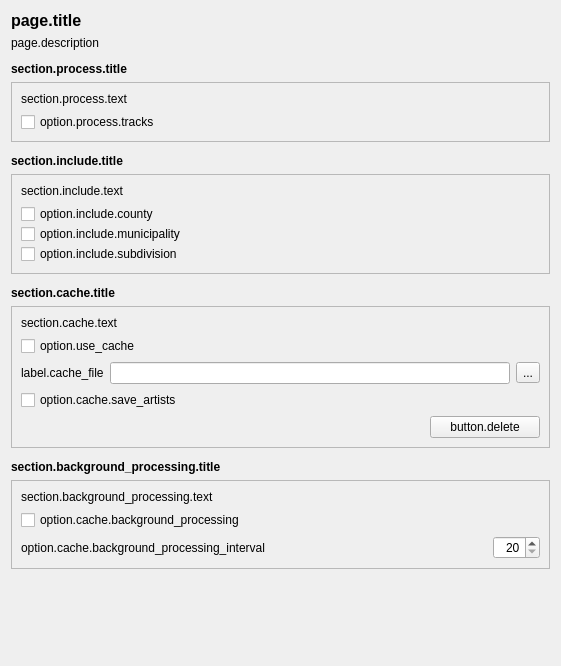
First picture: the form in options_additional_artists_details.ui, repository rdswift/picard-plugin-additional-artists-details, before the edit.
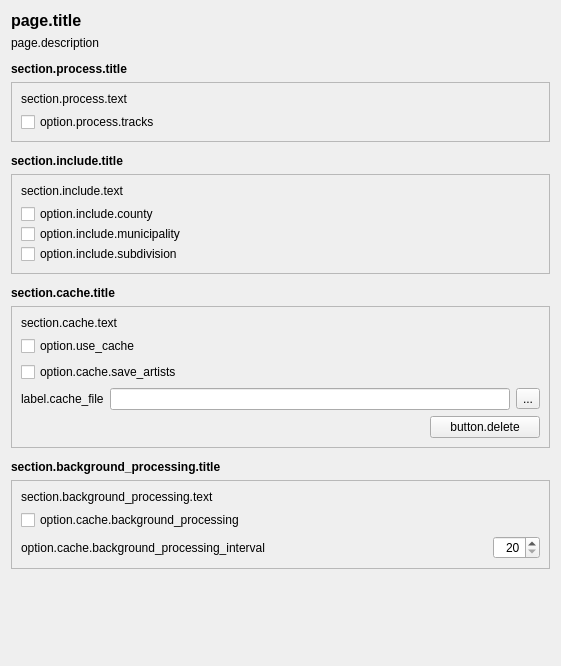
Second picture: the form after the edit.

```diff
--- a/options_additional_artists_details.ui
+++ b/options_additional_artists_details.ui
@@ -241,11 +241,6 @@
        </widget>
       </item>
       <item>
-       <layout class="QHBoxLayout" name="horizontalLayout_2">
-        <property name="topMargin">
-         <number>0</number>
-        </property>
-        <item>
          <widget class="QCheckBox" name="cb_use_cache">
           <property name="sizePolicy">
            <sizepolicy hsizetype="Expanding" vsizetype="Fixed">
@@ -258,7 +253,18 @@
           </property>
          </widget>
         </item>
-       </layout>
+      <item>
+       <widget class="QCheckBox" name="cb_save_artists">
+        <property name="sizePolicy">
+         <sizepolicy hsizetype="Expanding" vsizetype="Fixed">
+          <horstretch>0</horstretch>
+          <verstretch>0</verstretch>
+         </sizepolicy>
+        </property>
+        <property name="text">
+         <string>option.cache.save_artists</string>
+        </property>
+       </widget>
       </item>
       <item>
        <layout class="QHBoxLayout" name="horizontalLayout">
@@ -294,19 +300,6 @@
         </item>
        </layout>
       </item>
-      <item>
-       <widget class="QCheckBox" name="cb_save_artists">
-        <property name="sizePolicy">
-         <sizepolicy hsizetype="Expanding" vsizetype="Fixed">
-          <horstretch>0</horstretch>
-          <verstretch>0</verstretch>
-         </sizepolicy>
-        </property>
-        <property name="text">
-         <string>option.cache.save_artists</string>
-        </property>
-       </widget>
-      </item>
       <item>
        <layout class="QHBoxLayout" name="horizontalLayout_3">
         <property name="topMargin">
```
Left out of the diff: 4 changed lines with no effect on the pictures. Lines whose indentation alone changed are shown as unchanged.
